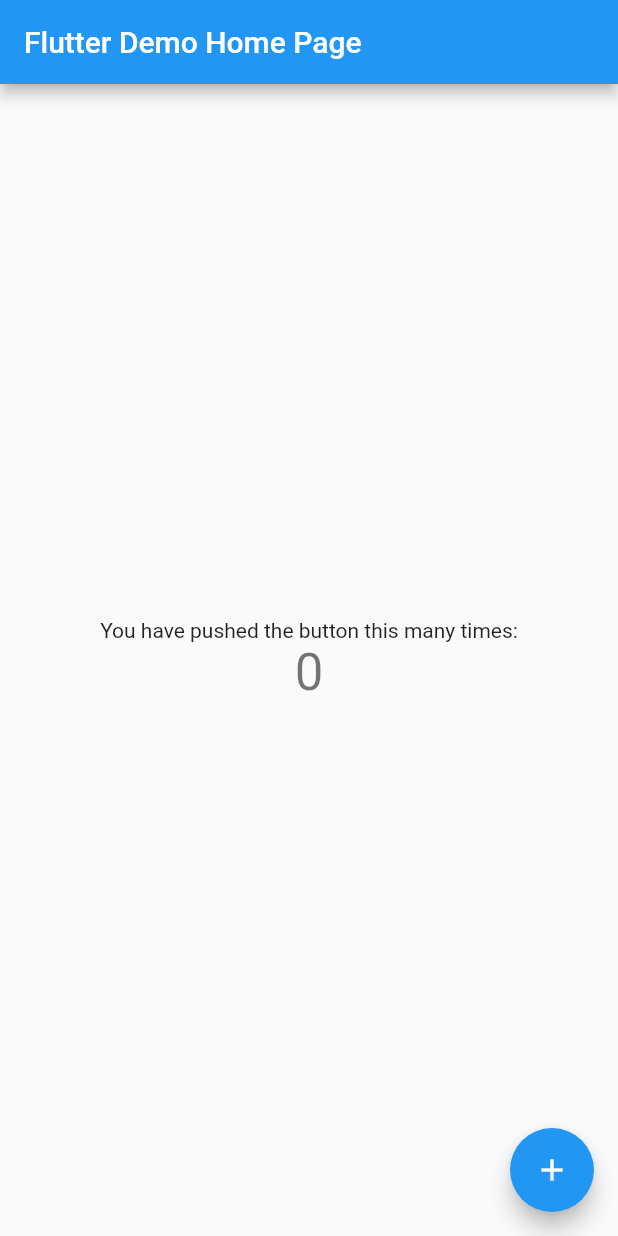
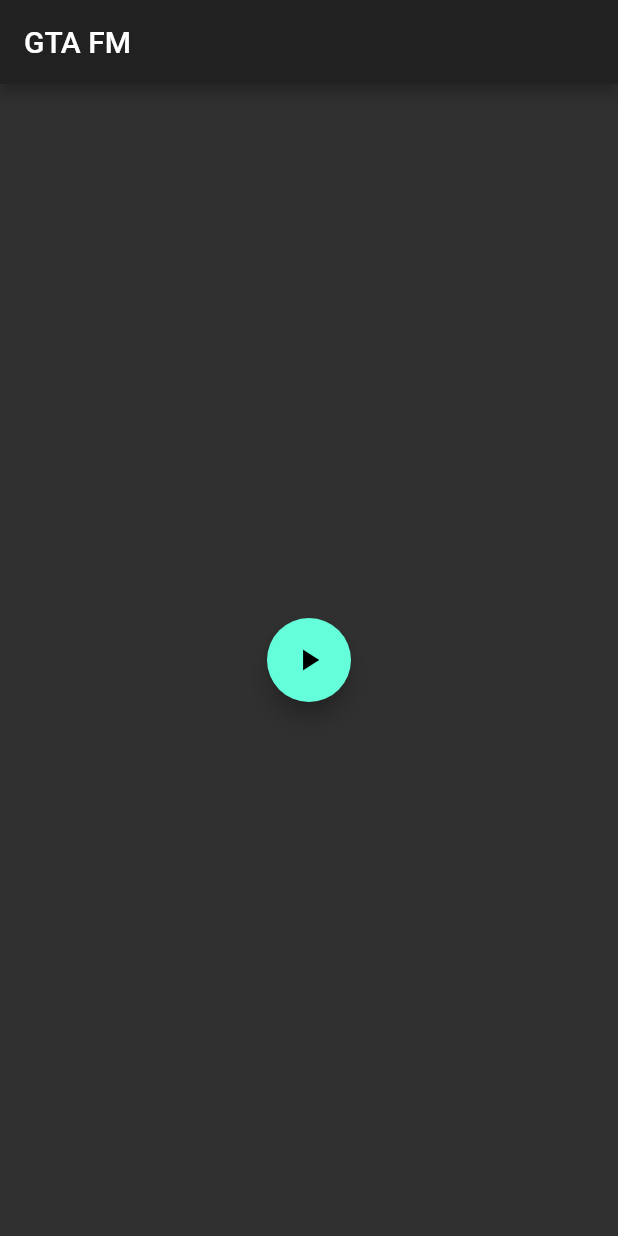
Before and after one commit to stefanruvceski/gta-fm, a Flutter app: the screen it shows after launch, on a phone screen of 412 x 824 dp. Run offline on Flutter 3.47's test engine with Material 2 defaults, Android fonts, the phone set to English and light mode, and no system bars; our stand-ins replace assets_audio_player, dio; network calls fail.

Commit message:
firt try

```diff
--- a/lib/main.dart
+++ b/lib/main.dart
@@ -1,43 +1,30 @@
+import 'dart:io';
+
+import 'package:assets_audio_player/assets_audio_player.dart';
+import 'package:dio/dio.dart';
 import 'package:flutter/material.dart';
+import 'package:path_provider/path_provider.dart';
 
-void main() {
-  runApp(MyApp());
-}
+final mp3Url =
+    "http://docs.google.com/uc?export=open&id=1Bn_3HikUes4JD-Y1oH61zif3duQcPu6M";
+var dio = Dio();
+
+void main() => runApp(MyApp());
 
 class MyApp extends StatelessWidget {
-  // This widget is the root of your application.
   @override
   Widget build(BuildContext context) {
     return MaterialApp(
-      title: 'Flutter Demo',
-      theme: ThemeData(
-        // This is the theme of your application.
-        //
-        // Try running your application with "flutter run". You'll see the
-        // application has a blue toolbar. Then, without quitting the app, try
-        // changing the primarySwatch below to Colors.green and then invoke
-        // "hot reload" (press "r" in the console where you ran "flutter run",
-        // or simply save your changes to "hot reload" in a Flutter IDE).
-        // Notice that the counter didn't reset back to zero; the application
-        // is not restarted.
-        primarySwatch: Colors.blue,
-      ),
-      home: MyHomePage(title: 'Flutter Demo Home Page'),
+      debugShowCheckedModeBanner: false,
+      title: 'GTA FM',
+      theme: ThemeData.dark(),
+      home: MyHomePage(title: 'GTA FM'),
     );
   }
 }
 
 class MyHomePage extends StatefulWidget {
   MyHomePage({Key key, this.title}) : super(key: key);
-
-  // This widget is the home page of your application. It is stateful, meaning
-  // that it has a State object (defined below) that contains fields that affect
-  // how it looks.
-
-  // This class is the configuration for the state. It holds the values (in this
-  // case the title) provided by the parent (in this case the App widget) and
-  // used by the build method of the State. Fields in a Widget subclass are
-  // always marked "final".
 
   final String title;
 
@@ -46,68 +33,127 @@
 }
 
 class _MyHomePageState extends State<MyHomePage> {
-  int _counter = 0;
+  String downloadingProgress;
+  final AssetsAudioPlayer _player = AssetsAudioPlayer.newPlayer();
 
-  void _incrementCounter() {
+  final Playlist playlist = Playlist(audios: [
+    Audio.network(
+      mp3Url,
+      metas: Metas(title: 'hello world'),
+    ),
+    Audio.network(
+      mp3Url,
+      metas: Metas(title: 'hello world 2'),
+    ),
+  ]);
+
+  @override
+  void initState() {
+    super.initState();
+    _player.currentPosition.listen((event) {
+      //print("_player.currentPosition: $event");
+    });
+    _player.open(
+      playlist,
+      autoStart: false,
+      showNotification: true,
+    );
+    _downloadInParallel();
+  }
+
+  void _downloadInParallel() async {
+    final tempDir = await getTemporaryDirectory();
+    final downloadPath = tempDir.path + "/downloaded.mp3";
+    print('full path $downloadPath');
+
+    await Future.delayed(Duration(seconds: 3));
+
+    await downloadFileTo(
+        dio: dio,
+        url: mp3Url,
+        savePath: downloadPath,
+        progressFunction: (received, total) {
+          if (total != -1) {
+            setState(() {
+              downloadingProgress =
+                  (received / total * 100).toStringAsFixed(0) + "%";
+            });
+          }
+        });
     setState(() {
-      // This call to setState tells the Flutter framework that something has
-      // changed in this State, which causes it to rerun the build method below
-      // so that the display can reflect the updated values. If we changed
-      // _counter without calling setState(), then the build method would not be
-      // called again, and so nothing would appear to happen.
-      _counter++;
+      print("downloaded, switching to file type $downloadPath");
+      playlist.replaceAt(
+        0,
+        (oldAudio) {
+          return oldAudio.copyWith(
+              audioType: AudioType.file, path: downloadPath);
+        },
+        keepPlayingPositionIfCurrent: true,
+      );
+      this.downloadingProgress = null;
     });
   }
 
   @override
   Widget build(BuildContext context) {
-    // This method is rerun every time setState is called, for instance as done
-    // by the _incrementCounter method above.
-    //
-    // The Flutter framework has been optimized to make rerunning build methods
-    // fast, so that you can just rebuild anything that needs updating rather
-    // than having to individually change instances of widgets.
     return Scaffold(
       appBar: AppBar(
-        // Here we take the value from the MyHomePage object that was created by
-        // the App.build method, and use it to set our appbar title.
         title: Text(widget.title),
       ),
       body: Center(
-        // Center is a layout widget. It takes a single child and positions it
-        // in the middle of the parent.
         child: Column(
-          // Column is also a layout widget. It takes a list of children and
-          // arranges them vertically. By default, it sizes itself to fit its
-          // children horizontally, and tries to be as tall as its parent.
-          //
-          // Invoke "debug painting" (press "p" in the console, choose the
-          // "Toggle Debug Paint" action from the Flutter Inspector in Android
-          // Studio, or the "Toggle Debug Paint" command in Visual Studio Code)
-          // to see the wireframe for each widget.
-          //
-          // Column has various properties to control how it sizes itself and
-          // how it positions its children. Here we use mainAxisAlignment to
-          // center the children vertically; the main axis here is the vertical
-          // axis because Columns are vertical (the cross axis would be
-          // horizontal).
           mainAxisAlignment: MainAxisAlignment.center,
           children: <Widget>[
-            Text(
-              'You have pushed the button this many times:',
-            ),
-            Text(
-              '$_counter',
-              style: Theme.of(context).textTheme.headline4,
-            ),
+            if (downloadingProgress != null)
+              Text(this.downloadingProgress)
+            else
+              SizedBox(),
+            _playingButton(),
           ],
         ),
       ),
-      floatingActionButton: FloatingActionButton(
-        onPressed: _incrementCounter,
-        tooltip: 'Increment',
-        child: Icon(Icons.add),
-      ), // This trailing comma makes auto-formatting nicer for build methods.
+    );
+  }
+
+  Widget _playingButton() {
+    return PlayerBuilder.isPlaying(
+      player: _player,
+      builder: (context, isPlaying) {
+        return FloatingActionButton(
+          child: isPlaying ? Icon(Icons.pause) : Icon(Icons.play_arrow),
+          onPressed: () {
+            _player.playOrPause();
+          },
+        );
+      },
     );
   }
 }
+
+Future downloadFileTo(
+    {Dio dio,
+    String url,
+    String savePath,
+    Function(int received, int total) progressFunction}) async {
+  try {
+    final Response response = await dio.get(
+      url,
+      onReceiveProgress: progressFunction,
+      //Received data with List<int>
+      options: Options(
+          responseType: ResponseType.bytes,
+          followRedirects: false,
+          validateStatus: (status) {
+            return status < 500;
+          }),
+    );
+    print(response.headers);
+    final File file = File(savePath);
+    var raf = file.openSync(mode: FileMode.write);
+    // response.data is List<int> type
+    raf.writeFromSync(response.data);
+    await raf.close();
+  } catch (e) {
+    print(e);
+  }
+}
--- a/pubspec.yaml
+++ b/pubspec.yaml
@@ -1,5 +1,5 @@
 name: gta_fm
-description: A new Flutter project.
+description: GTA FM
 
 # The following line prevents the package from being accidentally published to
 # pub.dev using `pub publish`. This is preferred for private packages.
@@ -23,6 +23,8 @@
 dependencies:
   flutter:
     sdk: flutter
+  dio: ^3.0.10
+  assets_audio_player: ^2.0.14
 
 
   # The following adds the Cupertino Icons font to your application.
```
Also changed, not shown: pubspec.lock.
